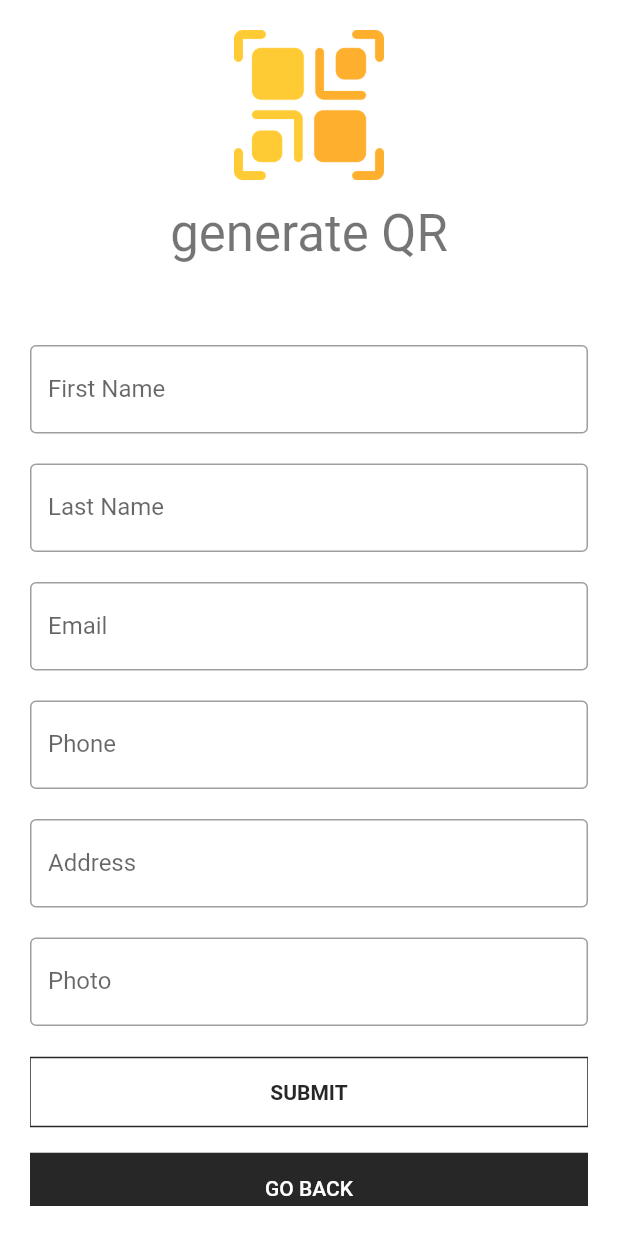
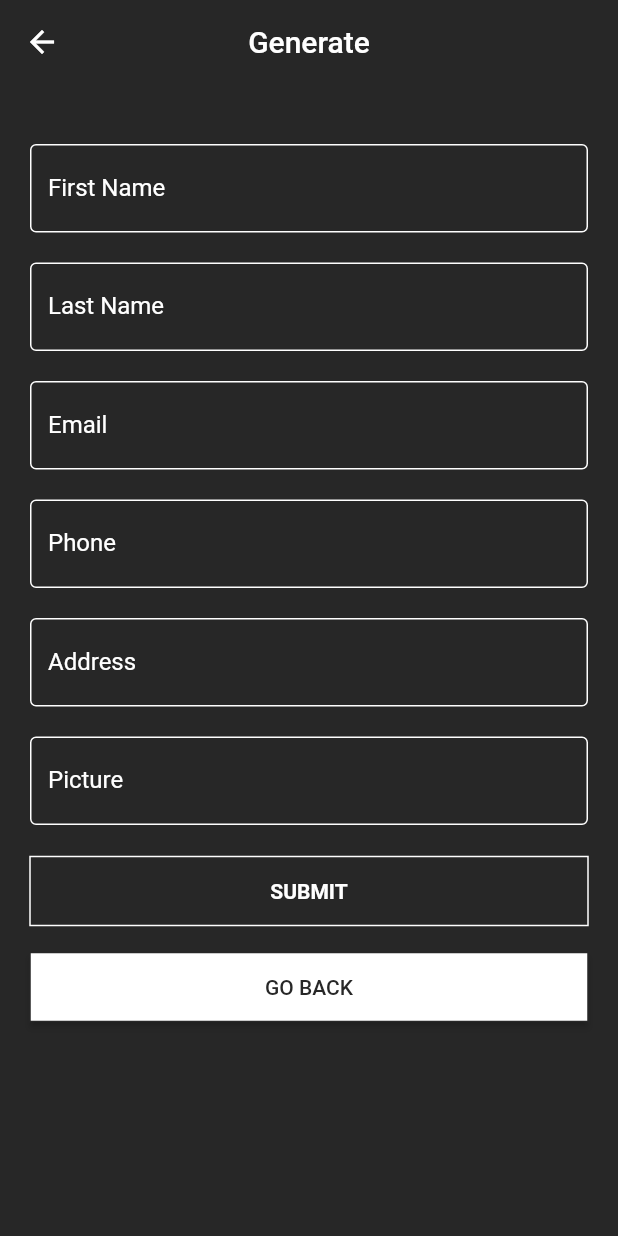
Before and after one commit to achrafelaffas/flutter-qr-vcard, a Flutter app: the screen it shows after launch, after a tap on "GENERATE", on a phone screen of 412 x 824 dp. Run offline on Flutter 3.47's test engine with Material 2 defaults, Android fonts, the phone set to English and light mode, and no system bars; our stand-ins replace email_validator, flutter_contacts, image_gallery_saver, image_picker, permission_handler, qr_flutter and 1 more; missing offline and left inert: flutter_barcode_scanner, scan, simple_vcard_parser, vcard_maintained.

Commit message:
theme upadte

```diff
--- a/lib/main.dart
+++ b/lib/main.dart
@@ -2,6 +2,7 @@
 
 import 'package:flutter/material.dart';
 import 'package:flutter/services.dart';
+import 'package:qr_king/src/constents/colors.dart';
 import 'package:qr_king/src/screens/welcome.dart';
 
 void main() {
@@ -16,9 +17,11 @@ class MyApp extends StatelessWidget {
   Widget build(BuildContext context) {
     SystemChrome.setSystemUIOverlayStyle(
       SystemUiOverlayStyle(
-        statusBarColor: Colors.white, // You can use this as well
+        systemNavigationBarColor: tSecondaryColor,
+        systemNavigationBarContrastEnforced: true,
+        statusBarColor: tSecondaryColor, // You can use this as well
         statusBarIconBrightness:
-            Brightness.dark, // OR Vice Versa for ThemeMode.dark
+            Brightness.light, // OR Vice Versa for ThemeMode.dark
         statusBarBrightness:
             Brightness.light, // OR Vice Versa for ThemeMode.dark
       ),
--- a/lib/src/constents/colors.dart
+++ b/lib/src/constents/colors.dart
@@ -2,7 +2,7 @@ import 'package:flutter/material.dart';
 
 /* -- LIST OF ALL COLORS -- */
 
-const tPrimaryColor = Color(0xFFFFE400);
+const tPrimaryColor = Colors.orange;
 const tSecondaryColor = Color(0xFF272727);
 const tAccentColor = Color(0xFF001BFF);
 
@@ -14,3 +14,18 @@ const tCardBgColor = Color(0xFFF7F6F1);
 const tOnBoardingPage1Color = Colors.white;
 const tOnBoardingPage2Color = Color(0xfffddcdf);
 const tOnBoardingPage3Color = Color(0xffffdcbd);
+
+// ignore: non_constant_identifier_names
+InputDecoration InputStyle = const InputDecoration(
+    floatingLabelStyle: TextStyle(color: tPrimaryColor),
+    focusedBorder:
+        OutlineInputBorder(borderSide: BorderSide(color: tPrimaryColor)),
+    enabledBorder: OutlineInputBorder(
+        borderSide: BorderSide(
+      color: tWhiteColor,
+    )),
+    hintStyle: TextStyle(color: tWhiteColor),
+    labelStyle: TextStyle(color: tWhiteColor),
+    hintText: 'enter your first name',
+    labelText: 'First Name',
+    border: OutlineInputBorder());
--- a/lib/src/screens/generate.dart
+++ b/lib/src/screens/generate.dart
@@ -44,39 +44,30 @@ class _MyFormState extends State<MyForm> {
   Widget build(BuildContext context) {
     return Scaffold(
         // backgroundColor: Colors.orangeAccent,
-        // appBar: AppBar(
-        //   title: Text(
-        //     "Generate",
-        //     style: TextStyle(color: Colors.white),
-        //   ),
-        // ),
+        appBar: AppBar(
+          elevation: 0,
+          centerTitle: true,
+          backgroundColor: tSecondaryColor,
+          title: Text(
+            "Generate",
+            style: TextStyle(color: Colors.white),
+          ),
+        ),
         // ignore: avoid_unnecessary_containers
         body: Form(
             key: _formKey,
             child: Container(
-              decoration: BoxDecoration(color: Colors.white),
+              decoration: BoxDecoration(color: tSecondaryColor),
               // margin: EdgeInsets.only(top: 60, bottom: 30, left: 15, right: 15),
               padding: EdgeInsets.all(20.0),
               child: ListView(
                 children: [
-                  Image(
-                    image: AssetImage(formImage),
-                    width: 100,
-                    height: 100,
-                  ),
                   SizedBox(
-                    height: 15,
-                  ),
-                  Center(
-                    child: Text(
-                      "generate QR",
-                      style: Theme.of(context).textTheme.headlineMedium,
-                    ),
-                  ),
-                  SizedBox(
-                    height: 55,
+                    height: 20,
                   ),
                   TextFormField(
+                    style: TextStyle(color: Colors.white),
+                    cursorColor: tPrimaryColor,
                     controller: _firstNameController,
                     validator: (value) {
                       if (value == null || value.isEmpty) {
@@ -91,10 +82,7 @@ class _MyFormState extends State<MyForm> {
                       return null;
                     },
                     textInputAction: TextInputAction.next,
-                    decoration: InputDecoration(
-                        hintText: 'enter your first name',
-                        labelText: 'First Name',
-                        border: OutlineInputBorder()),
+                    decoration: InputStyle,
                   ),
                   SizedBox(
                     height: 20,
@@ -115,6 +103,15 @@ class _MyFormState extends State<MyForm> {
                     },
                     textInputAction: TextInputAction.next,
                     decoration: InputDecoration(
+                        floatingLabelStyle: TextStyle(color: tPrimaryColor),
+                        focusedBorder: OutlineInputBorder(
+                            borderSide: BorderSide(color: tPrimaryColor)),
+                        enabledBorder: OutlineInputBorder(
+                            borderSide: BorderSide(
+                          color: tWhiteColor,
+                        )),
+                        hintStyle: TextStyle(color: tWhiteColor),
+                        labelStyle: TextStyle(color: tWhiteColor),
                         hintText: 'enter your last name',
                         labelText: 'Last Name',
                         border: OutlineInputBorder()),
@@ -133,7 +130,16 @@ class _MyFormState extends State<MyForm> {
                     textInputAction: TextInputAction.next,
                     keyboardType: TextInputType.emailAddress,
                     decoration: InputDecoration(
-                        hintText: 'Enter your email',
+                        floatingLabelStyle: TextStyle(color: tPrimaryColor),
+                        focusedBorder: OutlineInputBorder(
+                            borderSide: BorderSide(color: tPrimaryColor)),
+                        enabledBorder: OutlineInputBorder(
+                            borderSide: BorderSide(
+                          color: tWhiteColor,
+                        )),
+                        hintStyle: TextStyle(color: tWhiteColor),
+                        labelStyle: TextStyle(color: tWhiteColor),
+                        hintText: 'enter your email',
                         labelText: 'Email',
                         border: OutlineInputBorder()),
                   ),
@@ -154,7 +160,16 @@ class _MyFormState extends State<MyForm> {
                     textInputAction: TextInputAction.next,
                     keyboardType: TextInputType.number,
                     decoration: InputDecoration(
-                        hintText: 'Enter your phone number',
+                        floatingLabelStyle: TextStyle(color: tPrimaryColor),
+                        focusedBorder: OutlineInputBorder(
+                            borderSide: BorderSide(color: tPrimaryColor)),
+                        enabledBorder: OutlineInputBorder(
+                            borderSide: BorderSide(
+                          color: tWhiteColor,
+                        )),
+                        hintStyle: TextStyle(color: tWhiteColor),
+                        labelStyle: TextStyle(color: tWhiteColor),
+                        hintText: 'enter your Phone',
                         labelText: 'Phone',
                         border: OutlineInputBorder()),
                   ),
@@ -174,8 +189,17 @@ class _MyFormState extends State<MyForm> {
                     },
                     textInputAction: TextInputAction.next,
                     decoration: InputDecoration(
-                        hintText: 'Enter your address',
-                        labelText: 'Address',
+                        floatingLabelStyle: TextStyle(color: tPrimaryColor),
+                        focusedBorder: OutlineInputBorder(
+                            borderSide: BorderSide(color: tPrimaryColor)),
+                        enabledBorder: OutlineInputBorder(
+                            borderSide: BorderSide(
+                          color: tWhiteColor,
+                        )),
+                        hintStyle: TextStyle(color: tWhiteColor),
+                        labelStyle: TextStyle(color: tWhiteColor),
+                        hintText: 'enter your Address ',
+                        labelText: 'Address ',
                         border: OutlineInputBorder()),
                   ),
                   SizedBox(
@@ -185,8 +209,17 @@ class _MyFormState extends State<MyForm> {
                     controller: _photoController,
                     textInputAction: TextInputAction.send,
                     decoration: InputDecoration(
-                        hintText: 'Url of photo',
-                        labelText: 'Photo',
+                        floatingLabelStyle: TextStyle(color: tPrimaryColor),
+                        focusedBorder: OutlineInputBorder(
+                            borderSide: BorderSide(color: tPrimaryColor)),
+                        enabledBorder: OutlineInputBorder(
+                            borderSide: BorderSide(
+                          color: tWhiteColor,
+                        )),
+                        hintStyle: TextStyle(color: tWhiteColor),
+                        labelStyle: TextStyle(color: tWhiteColor),
+                        hintText: 'enter your picture link',
+                        labelText: 'Picture',
                         border: OutlineInputBorder()),
                   ),
                   SizedBox(
@@ -215,13 +248,14 @@ class _MyFormState extends State<MyForm> {
                       },
                       style: OutlinedButton.styleFrom(
                           foregroundColor: tSecondaryColor,
-                          side: BorderSide(color: tSecondaryColor),
+                          side: BorderSide(color: tWhiteColor),
                           padding:
                               EdgeInsets.symmetric(vertical: tButtonHeight),
                           shape: ContinuousRectangleBorder()),
                       child: Text(
                         'Submit'.toUpperCase(),
-                        style: TextStyle(fontWeight: FontWeight.bold),
+                        style: TextStyle(
+                            fontWeight: FontWeight.bold, color: tWhiteColor),
                       )),
                   SizedBox(
                     height: 16,
@@ -231,8 +265,8 @@ class _MyFormState extends State<MyForm> {
                         Navigator.pop(context);
                       },
                       style: ElevatedButton.styleFrom(
-                          foregroundColor: tWhiteColor,
-                          backgroundColor: tSecondaryColor,
+                          foregroundColor: tSecondaryColor,
+                          backgroundColor: tWhiteColor,
                           side: BorderSide(color: tSecondaryColor),
                           padding:
                               EdgeInsets.symmetric(vertical: tButtonHeight),
--- a/lib/src/screens/welcome.dart
+++ b/lib/src/screens/welcome.dart
@@ -84,34 +84,48 @@ class _WelcomeState extends State<Welcome> {
   Widget build(BuildContext context) {
     var height = MediaQuery.of(context).size.height;
     return Scaffold(
-        backgroundColor: Colors.white,
+        appBar: AppBar(
+          centerTitle: true,
+          elevation: 0,
+          backgroundColor: tSecondaryColor,
+          title: Text(
+            "Home",
+            style: TextStyle(color: Colors.white),
+          ),
+        ),
+        backgroundColor: tSecondaryColor,
         body: Container(
           padding: EdgeInsets.all(tDefaultSize),
           child: Column(
             mainAxisAlignment: MainAxisAlignment.spaceEvenly,
             children: [
-              Text(
-                "QR KING",
-                style: TextStyle(
-                    fontSize: 30,
-                    color: Colors.orange,
-                    fontWeight: FontWeight.bold),
-              ),
               Image(
                 image: AssetImage(welcome),
-                height: height * 0.5,
+                height: height * 0.4,
               ),
               Column(
                 children: [
                   Text(
                     WelcomeTitle,
-                    style: Theme.of(context).textTheme.headlineSmall,
+                    style: TextStyle(
+                        color: tWhiteColor,
+                        fontWeight: FontWeight.bold,
+                        fontSize: 25),
+                  ),
+                  SizedBox(
+                    height: 5,
                   ),
                   Text(
                     WelcomeSubTitle,
-                    style: Theme.of(context).textTheme.bodySmall,
+                    style: TextStyle(
+                        color: tWhiteColor,
+                        fontWeight: FontWeight.normal,
+                        fontSize: 15),
                   ),
                 ],
+              ),
+              SizedBox(
+                height: 15,
               ),
               Column(
                 children: [
@@ -121,8 +135,8 @@ class _WelcomeState extends State<Welcome> {
                         child: ElevatedButton(
                             onPressed: () => scanQR(),
                             style: ElevatedButton.styleFrom(
-                                foregroundColor: tWhiteColor,
-                                backgroundColor: tSecondaryColor,
+                                foregroundColor: tDarkColor,
+                                backgroundColor: tWhiteColor,
                                 side: BorderSide(color: tSecondaryColor),
                                 padding: EdgeInsets.symmetric(
                                     vertical: tButtonHeight,
@@ -130,7 +144,7 @@ class _WelcomeState extends State<Welcome> {
                                 shape: ContinuousRectangleBorder()),
                             child: Text(
                               "Scan".toUpperCase(),
-                              style: TextStyle(color: Colors.orange),
+                              style: TextStyle(color: tDarkColor),
                             )),
                       ),
                       SizedBox(
@@ -144,17 +158,16 @@ class _WelcomeState extends State<Welcome> {
                                 return MyForm();
                               }));
                             },
-                            style: ElevatedButton.styleFrom(
+                            style: OutlinedButton.styleFrom(
                                 foregroundColor: tWhiteColor,
-                                backgroundColor: tSecondaryColor,
-                                side: BorderSide(color: tSecondaryColor),
+                                side: BorderSide(color: tWhiteColor),
                                 padding: EdgeInsets.symmetric(
                                     vertical: tButtonHeight,
                                     horizontal: tButtonWidth),
                                 shape: ContinuousRectangleBorder()),
                             child: Text(
                               "Generate".toUpperCase(),
-                              style: TextStyle(color: Colors.orange),
+                              style: TextStyle(color: tWhiteColor),
                             )),
                       ),
                     ],
@@ -164,7 +177,10 @@ class _WelcomeState extends State<Welcome> {
                   ),
                   Text(
                     "OR",
-                    style: TextStyle(fontWeight: FontWeight.bold, fontSize: 15),
+                    style: TextStyle(
+                        color: tWhiteColor,
+                        fontWeight: FontWeight.bold,
+                        fontSize: 15),
                   ),
                   TextButton(
                       onPressed: () => pickImage(),
@@ -172,13 +188,13 @@ class _WelcomeState extends State<Welcome> {
                         decoration: BoxDecoration(
                             border: Border(
                                 bottom: BorderSide(
-                          color: Colors.amber,
+                          color: tWhiteColor,
                           width: 1.0, // Underline thickness
                         ))),
                         child: Text(
                           "Scan code from image?",
                           style: TextStyle(
-                            color: Colors.amber,
+                            color: tWhiteColor,
                           ),
                         ),
                       ))
```
Also changed, not shown: assets/logo/code.png, 6 other files.
